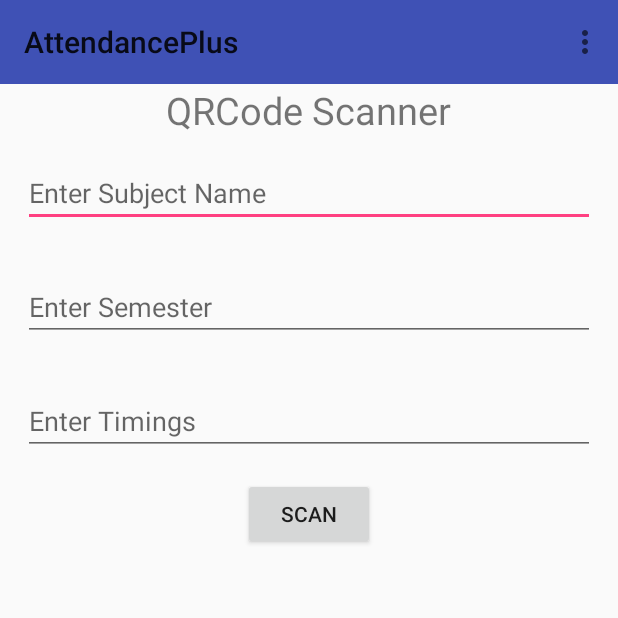
After one commit to ramnik96/AttendancePlus, an Android app: the TeacherDashboard screen opened directly, with no data from a screen before it, on a phone screen of 412 x 824 dp, the top half of it. The commit adds this screen. Run offline under Robolectric (Android 15) with nearby library versions, the phone set to English and light mode, and no system bars; our stand-ins replace Firebase (no records; nobody signed in at launch, a user with empty details on screens opened directly).

Commit message:
QR Scan and generator working fine and home page look changed

```diff
--- a/app/src/main/AndroidManifest.xml
+++ b/app/src/main/AndroidManifest.xml
@@ -18,7 +18,8 @@
         </activity>
         <activity android:name=".RegisterActivity" />
         <activity android:name=".StudentProfileActivity" />
-        <activity android:name=".StudentDashboard"></activity>
+        <activity android:name=".StudentDashboard" />
+        <activity android:name=".TeacherDashboard"></activity>
     </application>
 
 </manifest>
--- /dev/null
+++ b/app/src/main/java/com/example/ramnik_singh/attendanceplus/TeacherDashboard.java
@@ -0,0 +1,124 @@
+package com.example.ramnik_singh.attendanceplus;
+
+import android.app.Activity;
+import android.content.Intent;
+import android.support.annotation.NonNull;
+import android.support.v7.app.AppCompatActivity;
+import android.os.Bundle;
+import android.support.v7.widget.Toolbar;
+import android.view.Menu;
+import android.view.MenuInflater;
+import android.view.MenuItem;
+import android.view.View;
+import android.widget.Button;
+import android.widget.EditText;
+import android.widget.Toast;
+
+import com.google.android.gms.tasks.OnCompleteListener;
+import com.google.android.gms.tasks.Task;
+import com.google.firebase.auth.FirebaseAuth;
+import com.google.firebase.database.FirebaseDatabase;
+import com.google.zxing.integration.android.IntentIntegrator;
+import com.google.zxing.integration.android.IntentResult;
+
+class student{
+    String SID;
+
+    public student(String sid){
+        this.SID=sid;
+    }
+}
+
+public class TeacherDashboard extends AppCompatActivity {
+    private Button buttonScan;
+    private EditText editTextSubject,editTextSemester,editTextTimings;
+    String Semester, Subject,Timings;
+    @Override
+    protected void onCreate(Bundle savedInstanceState) {
+        super.onCreate(savedInstanceState);
+        setContentView(R.layout.activity_teacher_dashboard);
+        Toolbar toolbar=findViewById(R.id.toolbar);
+        setSupportActionBar(toolbar);
+        buttonScan = findViewById(R.id.scan_btn);
+        editTextSemester=findViewById(R.id.editTextSemester);
+        editTextSubject=findViewById(R.id.editTextSubject);
+        editTextTimings=findViewById(R.id.editTextTimings);
+        final Activity activity = this;
+        buttonScan.setOnClickListener(new View.OnClickListener() {
+            @Override
+            public void onClick(View view) {
+                IntentIntegrator integrator = new IntentIntegrator(activity);
+                integrator.setDesiredBarcodeFormats(IntentIntegrator.QR_CODE_TYPES);
+                integrator.setPrompt("Scan");
+                integrator.setCameraId(0);
+                integrator.setBeepEnabled(false);
+                integrator.setBarcodeImageEnabled(false);
+                integrator.initiateScan();
+            }
+        });
+
+    }
+
+    @Override
+    protected void onActivityResult(int requestCode, int resultCode, Intent data) {
+        IntentResult result = IntentIntegrator.parseActivityResult(requestCode, resultCode, data);
+        if(result != null){
+            if(result.getContents()==null){
+                Toast.makeText(this, "You cancelled the scanning", Toast.LENGTH_LONG).show();
+            }
+            else {
+                Toast.makeText(this, result.getContents(),Toast.LENGTH_LONG).show();
+                Semester=editTextSemester.getText().toString();
+                Subject=editTextSubject.getText().toString();
+                Timings=editTextTimings.getText().toString();
+
+                student A=new student(result.getContents().toString());
+                FirebaseDatabase.getInstance().getReference().child("AttendanceRegister").child(Subject+"_"+Semester+"_"+Timings).push().setValue(A).addOnCompleteListener(new OnCompleteListener<Void>() {
+                    @Override
+                    public void onComplete(@NonNull Task<Void> task) {
+                        if(task.isSuccessful()){
+                            Toast.makeText(TeacherDashboard.this, "Attendance Marked",Toast.LENGTH_SHORT).show();
+
+                            buttonScan.performClick();
+
+                        }
+                        else{
+                            String msg=task.getException().toString();
+                            Toast.makeText(TeacherDashboard.this, msg,Toast.LENGTH_SHORT).show();
+                        }
+                    }
+                });
+            }
+        }
+        else {
+            super.onActivityResult(requestCode, resultCode, data);
+        }
+    }
+    @Override
+    public boolean onCreateOptionsMenu(Menu menu) {
+
+        MenuInflater inflater=getMenuInflater();
+        inflater.inflate(R.menu.menu_dashboard,menu);
+
+        return true;
+
+    }
+
+    @Override
+    public boolean onOptionsItemSelected(MenuItem item) {
+        switch (item.getItemId()){
+            case R.id.menuLogout:
+                FirebaseAuth.getInstance().signOut();
+                finish();
+                startActivity(new Intent(this,MainActivity.class));
+                break;
+
+            case R.id.menuProfile:
+                finish();
+                //startActivity(new Intent(this,StudentProfileActivity.class));
+                break;
+        }
+
+        return true;
+    }
+    }
--- /dev/null
+++ b/app/src/main/res/layout/activity_teacher_dashboard.xml
@@ -0,0 +1,60 @@
+<?xml version="1.0" encoding="utf-8"?>
+<RelativeLayout xmlns:android="http://schemas.android.com/apk/res/android"
+    xmlns:app="http://schemas.android.com/apk/res-auto"
+    xmlns:tools="http://schemas.android.com/tools"
+    android:layout_width="match_parent"
+    android:layout_height="match_parent"
+    tools:context=".TeacherDashboard">
+    <LinearLayout
+        android:layout_width="match_parent"
+        android:layout_height="wrap_content"
+        android:layout_alignParentStart="true"
+        android:layout_alignParentTop="true"
+        android:orientation="vertical"
+        android:gravity="center">
+
+    <android.support.v7.widget.Toolbar
+        android:id="@+id/toolbar"
+        android:layout_width="match_parent"
+        android:layout_height="wrap_content"
+        android:background="@color/colorPrimary">
+    </android.support.v7.widget.Toolbar>
+        <TextView
+            android:layout_width="wrap_content"
+            android:layout_height="wrap_content"
+            android:text="QRCode Scanner"
+            android:textSize="25dp"
+            android:layout_centerHorizontal="true"/>
+
+        <EditText
+            android:layout_width="match_parent"
+            android:layout_height="wrap_content"
+            android:id="@+id/editTextSubject"
+            android:layout_margin="15dp"
+            android:hint="Enter Subject Name"/>
+
+        <EditText
+            android:layout_width="match_parent"
+            android:layout_height="wrap_content"
+            android:id="@+id/editTextSemester"
+            android:layout_margin="15dp"
+            android:hint="Enter Semester"/>
+        <EditText
+            android:layout_width="match_parent"
+            android:layout_height="wrap_content"
+            android:id="@+id/editTextTimings"
+            android:layout_margin="15dp"
+            android:hint="Enter Timings"/>
+        <Button
+            android:layout_width="wrap_content"
+            android:layout_height="wrap_content"
+            android:layout_centerHorizontal="true"
+            android:layout_centerVertical="true"
+            android:text="SCAN"
+            android:id="@+id/scan_btn"/>
+    </LinearLayout>
+
+
+
+
+</RelativeLayout>
```
Also changed, not shown: app/src/main/java/com/example/ramnik_singh/attendanceplus/MainActivity.java (+14 -0 lines), app/src/main/res/layout/activity_main.xml (+10 -0 lines), app/src/main/res/drawable/headingfinal.png (added), app/src/main/res/drawable/homelogo.png (added).
